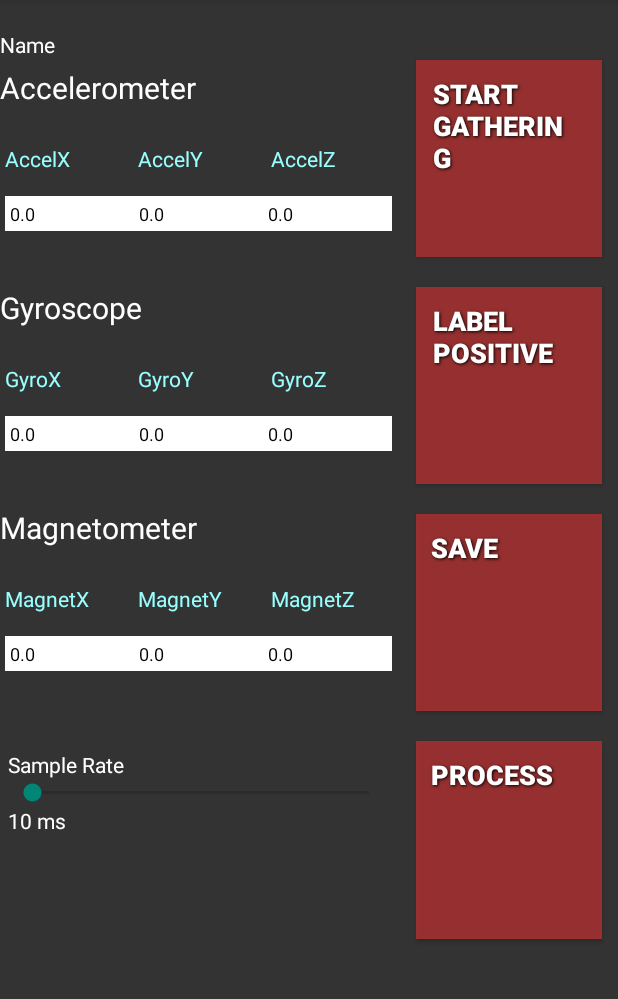
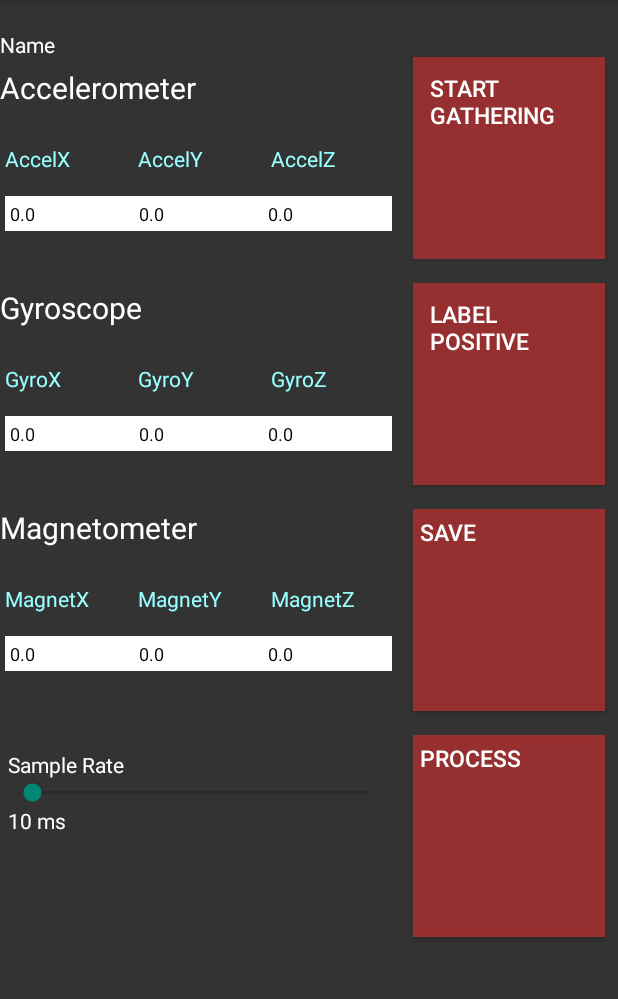
Before and after one commit to mesargent/dataGatherer, an Android app: the MainActivity screen opened directly, with no data from a screen before it, on a phone screen of 412 x 824 dp, the part 84-1083 px from its top. Run offline under Robolectric (Android 15) with nearby library versions, the phone set to English and light mode, and no system bars; 8 statements that could not run were skipped.

```diff
--- a/app/src/main/AndroidManifest.xml
+++ b/app/src/main/AndroidManifest.xml
@@ -60,6 +60,7 @@
             android:label="@string/title_activity_main"
             android:screenOrientation="portrait"
             android:theme="@android:style/Theme.Dialog"
+            android:noHistory="true"
             >
 
         </activity>
--- a/app/src/main/java/com/detroitteatime/datagatherer/ResultsView.java
+++ b/app/src/main/java/com/detroitteatime/datagatherer/ResultsView.java
@@ -24,6 +24,7 @@ public class ResultsView extends ActionBarActivity {
         wv.getSettings().setJavaScriptEnabled(true);
         wv.loadData(results, "text/html", "utf-8");
 
+        //wv.loadUrl("http://192.168.1.4:8000/classify/results");
 
 
 
--- a/app/src/main/res/drawable/button_shape_normal.xml
+++ b/app/src/main/res/drawable/button_shape_normal.xml
@@ -12,10 +12,10 @@
             <corners
                 android:radius="0dp" />
             <padding
-                android:left="10dp"
-                android:top="10dp"
-                android:right="10dp"
-                android:bottom="10dp" />
+                android:left="5dp"
+                android:top="5dp"
+                android:right="5dp"
+                android:bottom="5dp" />
         </shape>
     </item>
     <item>
@@ -30,10 +30,10 @@
             <corners
                 android:radius="0dp" />
             <padding
-                android:left="10dp"
-                android:top="10dp"
-                android:right="10dp"
-                android:bottom="10dp" />
+                android:left="5dp"
+                android:top="5dp"
+                android:right="5dp"
+                android:bottom="5dp" />
         </shape>
     </item>
 
--- a/app/src/main/res/drawable/button_shape_normal_alt.xml
+++ b/app/src/main/res/drawable/button_shape_normal_alt.xml
@@ -12,10 +12,10 @@
             <corners
                 android:radius="0dp" />
             <padding
-                android:left="10dp"
-                android:top="10dp"
-                android:right="10dp"
-                android:bottom="10dp" />
+                android:left="5dp"
+                android:top="5dp"
+                android:right="5dp"
+                android:bottom="5dp" />
         </shape>
     </item>
     <item>
@@ -30,10 +30,10 @@
             <corners
                 android:radius="0dp" />
             <padding
-                android:left="10dp"
-                android:top="10dp"
-                android:right="10dp"
-                android:bottom="10dp" />
+                android:left="5dp"
+                android:top="5dp"
+                android:right="5dp"
+                android:bottom="5dp" />
         </shape>
     </item>
 
--- a/app/src/main/res/drawable/button_shape_toggle.xml
+++ b/app/src/main/res/drawable/button_shape_toggle.xml
@@ -13,10 +13,10 @@
             <corners
                 android:radius="6dp" /> // set to 0 or erase it for sharp corners
             <padding
-                android:left="10dp"
-                android:top="10dp"
-                android:right="10dp"
-                android:bottom="10dp" />
+                android:left="5dp"
+                android:top="5dp"
+                android:right="5dp"
+                android:bottom="5dp" />
         </shape>
     </item>
     <item>
@@ -31,10 +31,10 @@
             <corners
                 android:radius="15dp" />
             <padding
-                android:left="10dp"
-                android:top="10dp"
-                android:right="10dp"
-                android:bottom="10dp" />
+                android:left="5dp"
+                android:top="5dp"
+                android:right="5dp"
+                android:bottom="5dp" />
         </shape>
     </item>
 
--- a/app/src/main/res/layout/activity_main.xml
+++ b/app/src/main/res/layout/activity_main.xml
@@ -203,7 +203,15 @@
                 android:layout_height="wrap_content"
                 android:text="200 ms"
                 android:textColor="@color/regular_text" />
+            <ProgressBar
 
+                style="@style/main_button"
+                android:layout_width="match_parent"
+                android:layout_height="0dp"
+                android:id="@+id/progressBar"
+                android:layout_weight=".20"
+                android:visibility="gone"
+                />
 
 
         </LinearLayout>
@@ -266,15 +274,7 @@
                 >
             </Button>
 
-            <ProgressBar
 
-                style="@style/main_button"
-                android:layout_width="match_parent"
-                android:layout_height="0dp"
-                android:id="@+id/progressBar"
-                android:layout_weight=".20"
-                android:visibility="gone"
-                />
 
             <Button
                 android:id="@+id/view_results"
--- a/app/src/main/res/menu/menu_main.xml
+++ b/app/src/main/res/menu/menu_main.xml
@@ -13,6 +13,13 @@
         android:orderInCategory="100"
         android:title="@string/save_csv"
         app:showAsAction="never" />
+
+    <item
+        android:id="@+id/load_csv"
+        android:orderInCategory="100"
+        android:title="Load CSV"
+        app:showAsAction="never" />
+
     <item
         android:id="@+id/send_csv"
         android:orderInCategory="100"
@@ -40,9 +47,5 @@
         android:title="Delete Params"
         app:showAsAction="never" />
 
-    <item
-        android:id="@+id/load_csv"
-        android:orderInCategory="100"
-        android:title="load_csv"
-        app:showAsAction="never" />
+
 </menu>
--- a/app/src/main/res/values/strings.xml
+++ b/app/src/main/res/values/strings.xml
@@ -12,7 +12,7 @@
     <string name="save_csv">Save CSV</string>
     <string name="send_csv">Send CSV</string>
     <string name="delete_csv">Delete CSV</string>
-    <string name="clear_db">Clear Data</string>
+    <string name="clear_db">Clear Database</string>
     <string name="category">Category</string>
     <string name="enter">Enter</string>
     <string name="log_reg">Logistic Regression</string>
--- a/app/src/main/res/values/styles.xml
+++ b/app/src/main/res/values/styles.xml
@@ -4,20 +4,14 @@
 
 
     <style name="main_button">
-
         <item name="android:textColor">#ffffff</item>
         <item name="android:gravity">left</item>
-        <item name="android:layout_margin">10dp</item>
-        <item name="android:textSize">18dp</item>
-        <item name="android:textStyle">bold</item>
-        <item name="android:shadowColor">#000000</item>
-        <item name="android:shadowDx">1</item>
-        <item name="android:shadowDy">1</item>
-        <item name="android:shadowRadius">2</item>
+        <item name="android:layout_margin">8dp</item>
+        <item name="android:textSize">15sp</item>
+
     </style>
 
     <style name="panel_textview">
-
         <item name="android:textColor">#000000</item>
         <item name="android:background">#ffffff</item>
         <item name="android:textSize">12dp</item>
@@ -25,8 +19,6 @@
         <item name="android:layout_width">0dip</item>
         <item name="android:layout_height">wrap_content</item>
         <item name="android:layout_weight">.33</item>
-
-
     </style>
 
     <style name="panel_main_label">
@@ -36,7 +28,6 @@
         <item name="android:padding">0dp</item>
         <item name="android:textColor">@color/white</item>
         <item name="android:textSize">20dp</item>
-
     </style>
 
     <style name="panel_textlabel">
@@ -45,7 +36,6 @@
         <item name="android:layout_weight">.33</item>
         <item name="android:layout_width">match_parent</item>
         <item name="android:layout_height">wrap_content</item>
-
     </style>
 
     <style name="readout_cell">
@@ -64,7 +54,6 @@
         <item name="android:layout_height">0dip</item>
         <item name="android:orientation">horizontal</item>
         <item name="android:padding">3dp</item>
-
     </style>
 
     <style name="readout_row">
@@ -74,11 +63,9 @@
         <item name="android:layout_height">0dip</item>
         <item name="android:orientation">horizontal</item>
         <item name="android:padding">3dp</item>
-
     </style>
 
     <style name="panel_values_area">
-
         <item name="android:weightSum">1.0</item>
         <item name="android:layout_weight">.6</item>
         <item name="android:layout_width">match_parent</item>
```
Also changed, not shown: app/src/main/java/com/detroitteatime/datagatherer/MainActivity.java (+31 -53 lines), 2 other files.
